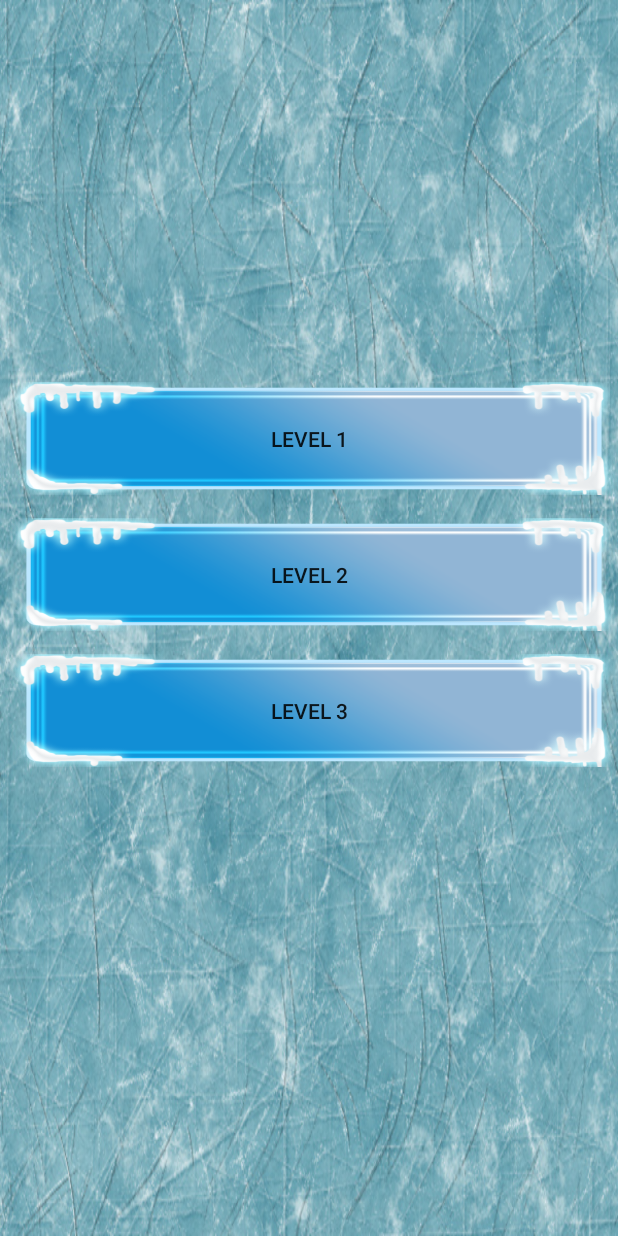
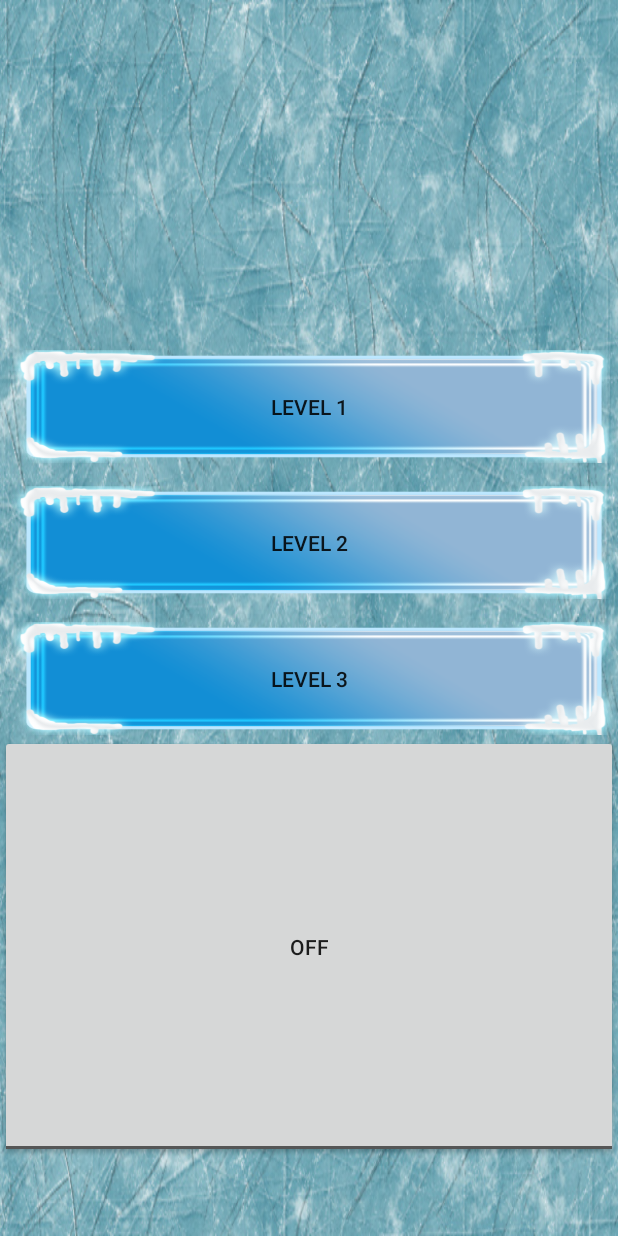
Before and after one commit to kelvincornelissens/WakkenEnIJsberenKTJ, an Android app: the layout activity_level_select.xml on its own in the app's theme, with its tools: preview values and no code run, on a phone screen of 412 x 824 dp. Run offline under Robolectric (Android 15) with nearby library versions, the phone set to English and light mode, and no system bars.

Commit message:
Pinguins kunnen nu uit

```diff
--- a/WakkenEnIJsberenKTJ/app/src/main/java/GameClasses/Game.java
+++ b/WakkenEnIJsberenKTJ/app/src/main/java/GameClasses/Game.java
@@ -63,7 +63,7 @@ public class Game {
         if(ijsberen == result.getIjsberen())
             punten++;
 
-        if (pinguins == result.getPinguins())
+        if (pinguins == result.getPinguins() && level.isPinguins())
             punten++;
 
         if(wakken == result.getWakken())
--- a/WakkenEnIJsberenKTJ/app/src/main/java/com/kelvin/wakkenenijsberenktj/DiceLevelFragment.java
+++ b/WakkenEnIJsberenKTJ/app/src/main/java/com/kelvin/wakkenenijsberenktj/DiceLevelFragment.java
@@ -9,6 +9,7 @@ import android.view.ViewGroup;
 import android.widget.Button;
 import android.widget.EditText;
 
+import GameClasses.Level;
 import GameClasses.Result;
 
 /**
@@ -41,8 +42,10 @@ public class DiceLevelFragment extends Fragment {
                     Result result = new Result();
                     result.setIjsberen(Integer.parseInt(editTextIjsberen.getText().toString()));
                     result.setWakken(Integer.parseInt(editTextWakken.getText().toString()));
-                    result.setPinguins(Integer.parseInt(editTextPinguins.getText().toString()));
 
+                    if(((Level)getActivity().getIntent().getExtras().getSerializable("level")).isPinguins()) {
+                        result.setPinguins(Integer.parseInt(editTextPinguins.getText().toString()));
+                    }
                     listener.OnAnswer(result);
                 }
             }
--- a/WakkenEnIJsberenKTJ/app/src/main/res/layout/activity_level_select.xml
+++ b/WakkenEnIJsberenKTJ/app/src/main/res/layout/activity_level_select.xml
@@ -38,4 +38,12 @@
         android:background="@drawable/custom_button"
         android:id="@+id/buttonLevel3" />
 
+    <ToggleButton
+        android:text="Pinguins"
+        android:layout_width="match_parent"
+        android:layout_height="wrap_content"
+        android:id="@+id/toggleButtonPinguins"
+        android:layout_weight="4.5" />
+
+
 </LinearLayout>
```
Also changed, not shown: WakkenEnIJsberenKTJ/app/src/main/java/com/kelvin/wakkenenijsberenktj/LevelActivity.java (+11 -1 lines), WakkenEnIJsberenKTJ/app/src/main/java/com/kelvin/wakkenenijsberenktj/LevelSelect.java (+22 -3 lines).
